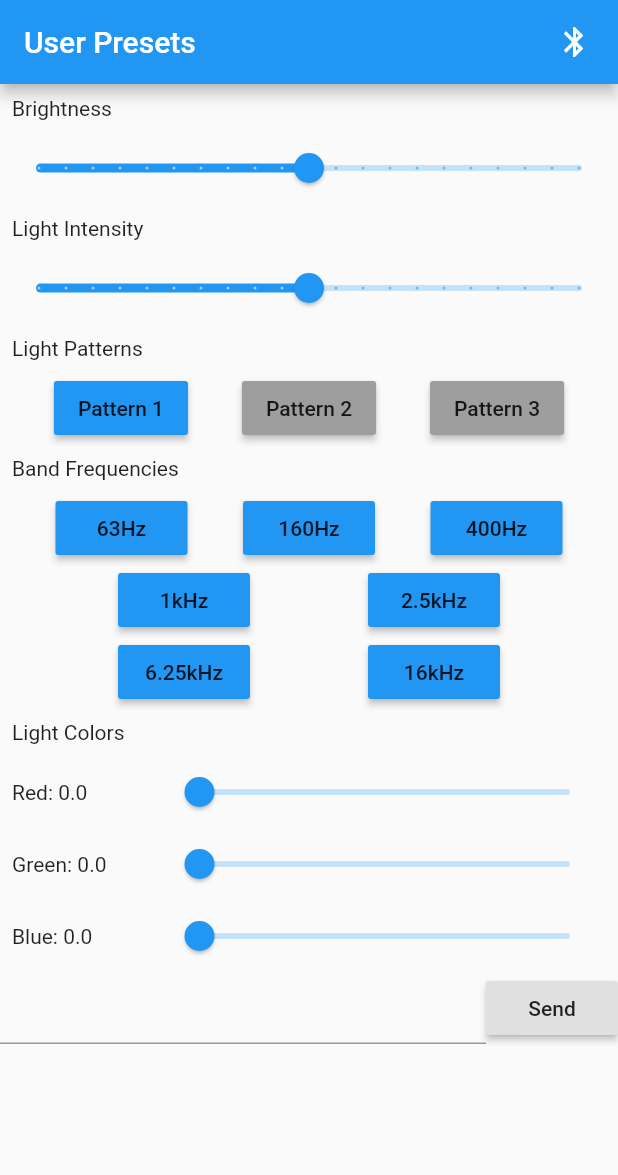
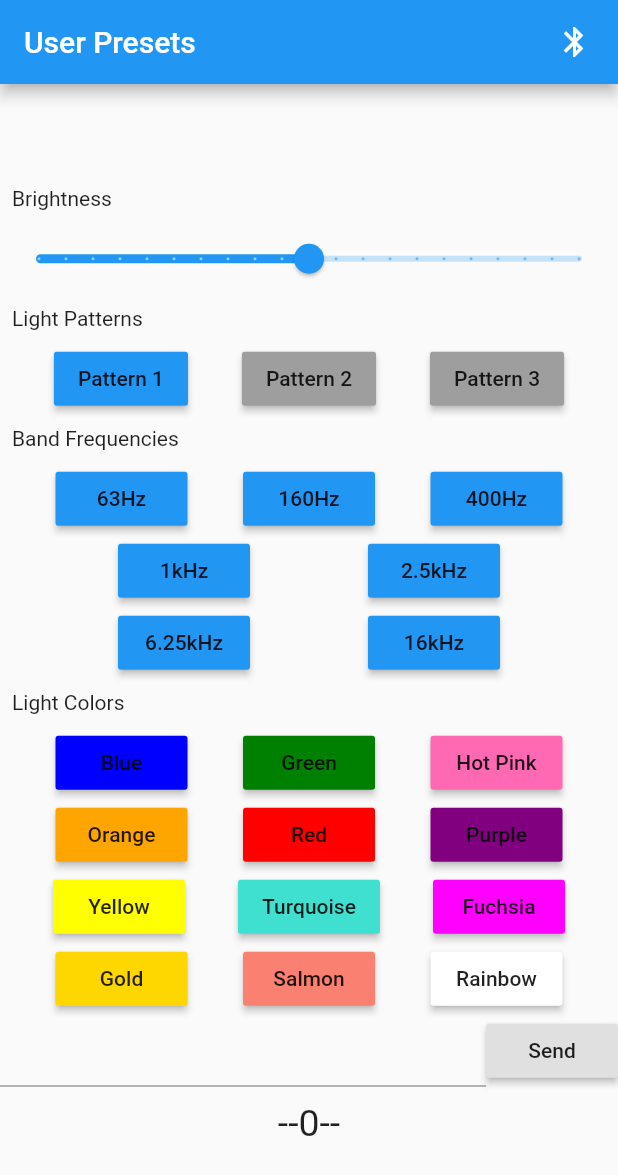
Before and after one commit to James020118/led_strip_controller, a Flutter app: the screen it shows after launch, on a phone screen of 412 x 824 dp. Shown: the top 1175 px of the screen. Run offline on Flutter 3.47's test engine with Material 2 defaults, Android fonts, the phone set to English and light mode, and no system bars; our stand-ins replace flutter_blue.

Commit message:
minor improvement

```diff
--- a/lib/PresetsPage.dart
+++ b/lib/PresetsPage.dart
@@ -11,14 +11,9 @@ class PresetsPage extends StatefulWidget {
 
 class _PresetsPageState extends State<PresetsPage> {
   double _brightnessSliderValue = 50;
-  double _lightIntensitySliderValue = 50;
 
   List<bool> _patternsSelected = [true, false, false];
   List<bool> _frequenciesSelected = [true, true, true, true, true, true, true];
-
-  double _lightR = 0;
-  double _lightG = 0;
-  double _lightB = 0;
 
   void _togglePattern(int index) {
     for (int i = 0; i < 3; i++) {
@@ -28,7 +23,7 @@ class _PresetsPageState extends State<PresetsPage> {
   }
 
   String val;
-  var bluetoothCharacteristic;
+  //var bluetoothCharacteristic;
 
   @override
   Widget build(BuildContext context) {
@@ -47,6 +42,7 @@ class _PresetsPageState extends State<PresetsPage> {
         ],
       ),
       body: Center(
+        child: SingleChildScrollView(
           child: Column(
             mainAxisAlignment: MainAxisAlignment.start,
             crossAxisAlignment: CrossAxisAlignment.stretch,
@@ -65,24 +61,6 @@ class _PresetsPageState extends State<PresetsPage> {
                 onChanged: (double value) {
                   setState(() {
                     _brightnessSliderValue = value;
-                });
-              },
-            ),
-            // -----------------------------------------------
-            // Light Intensity selection
-            Padding(
-              padding: const EdgeInsets.all(8.0),
-              child: Text("Light Intensity"),
-            ),
-            Slider(
-              value: _lightIntensitySliderValue,
-              min: 0,
-              max: 100,
-              divisions: 20,
-              label: _lightIntensitySliderValue.round().toString(),
-              onChanged: (double value) {
-                setState(() {
-                  _lightIntensitySliderValue = value;
                   });
                 },
               ),
@@ -213,92 +191,129 @@ class _PresetsPageState extends State<PresetsPage> {
               ),
               // -------------------------------------------------
               // Light Colors
-            // TODO: USE PRESET COLORS
+              // Preset Colors:
+              // Blue, Green, Hot Pink
               Padding(
                 padding: const EdgeInsets.all(8.0),
                 child: Text("Light Colors"),
               ),
-            Padding(
-              padding: const EdgeInsets.symmetric(horizontal: 8),
-              child: Row(
+
+              Row(
                 mainAxisAlignment: MainAxisAlignment.spaceEvenly,
                 children: [
-                  Expanded(
-                    flex: 1,
-                    child: Text("Red: $_lightR"),
+                  RaisedButton(
+                    color: Color(0xFF0000FF),
+                    onPressed: () {
+                      setState(() {});
+                    },
+                    child: Text("Blue"),
                   ),
-                  Expanded(
-                    flex: 3,
-                    child: Slider(
-                      value: _lightR,
-                      min: 0,
-                      max: 255,
-                      divisions: 255,
-                      label: _lightR.round().toString(),
-                      onChanged: (double value) {
-                        setState(() {
-                          _lightR = value;
-                        });
+                  RaisedButton(
+                    color: Color(0xFF008000),
+                    onPressed: () {
+                      setState(() {});
                     },
+                    child: Text("Green"),
                   ),
+                  RaisedButton(
+                    color: Color(0xFFFF69B4),
+                    onPressed: () {
+                      setState(() {});
+                    },
+                    child: Text("Hot Pink"),
                   ),
                 ],
               ),
-            ),
-            Padding(
-              padding: const EdgeInsets.symmetric(horizontal: 8),
-              child: Row(
+
+              // Preset Colors:
+              // Orange, Red, Purple
+              Row(
                 mainAxisAlignment: MainAxisAlignment.spaceEvenly,
                 children: [
-                  Expanded(
-                    flex: 1,
-                    child: Text("Green: $_lightG"),
+                  RaisedButton(
+                    color: Color(0xFFFFA500),
+                    onPressed: () {
+                      setState(() {});
+                    },
+                    child: Text("Orange"),
                   ),
-                  Expanded(
-                    flex: 3,
-                    child: Slider(
-                      value: _lightG,
-                      min: 0,
-                      max: 255,
-                      divisions: 255,
-                      label: _lightG.round().toString(),
-                      onChanged: (double value) {
-                        setState(() {
-                          _lightG = value;
-                        });
+                  RaisedButton(
+                    color: Color(0xFFFF0000),
+                    onPressed: () {
+                      setState(() {});
                     },
+                    child: Text("Red"),
                   ),
+                  RaisedButton(
+                    color: Color(0xFF800080),
+                    onPressed: () {
+                      setState(() {});
+                    },
+                    child: Text("Purple"),
                   ),
                 ],
               ),
-            ),
-            Padding(
-              padding: const EdgeInsets.symmetric(horizontal: 8),
-              child: Row(
+
+              // Preset Colors:
+              // Yellow, Turquoise, Fuchsia,
+              Row(
                 mainAxisAlignment: MainAxisAlignment.spaceEvenly,
                 children: [
-                  Expanded(
-                    flex: 1,
-                    child: Text("Blue: $_lightB"),
+                  RaisedButton(
+                    color: Color(0xFFFFFF00),
+                    onPressed: () {
+                      setState(() {});
+                    },
+                    child: Text("Yellow"),
                   ),
-                  Expanded(
-                    flex: 3,
-                    child: Slider(
-                      value: _lightB,
-                      min: 0,
-                      max: 255,
-                      divisions: 255,
-                      label: _lightB.round().toString(),
-                      onChanged: (double value) {
-                        setState(() {
-                          _lightB = value;
-                        });
+                  RaisedButton(
+                    color: Color(0xFF40E0D0),
+                    onPressed: () {
+                      setState(() {});
                     },
+                    child: Text("Turquoise"),
                   ),
+                  RaisedButton(
+                    color: Color(0xFFFF00FF),
+                    onPressed: () {
+                      setState(() {});
+                    },
+                    child: Text("Fuchsia"),
                   ),
                 ],
               ),
+
+              // Preset Colors:
+              // Gold, Salmon, Rainbow
+              Row(
+                mainAxisAlignment: MainAxisAlignment.spaceEvenly,
+                children: [
+                  RaisedButton(
+                    color: Color(0xFFFFD700),
+                    onPressed: () {
+                      setState(() {});
+                    },
+                    child: Text("Gold"),
                   ),
+                  RaisedButton(
+                    color: Color(0xFFFA8072),
+                    onPressed: () {
+                      setState(() {});
+                    },
+                    child: Text("Salmon"),
+                  ),
+                  RaisedButton(
+                    color: Colors.white,
+                    onPressed: () {
+                      setState(() {});
+                    },
+                    child: Text("Rainbow"),
+                  ),
+                ],
+              ),
+
+              // -------------------------------------------------
+              // the textfield to control onboard led
               Row(
                 children: [
                   Expanded(
@@ -311,26 +326,30 @@ class _PresetsPageState extends State<PresetsPage> {
                   RaisedButton(
                     child: Text("Send"),
                     onPressed: () async {
-                    if (globals.connectedDevice != null) {
-                      List<BluetoothService> services = await globals.connectedDevice.discoverServices();
-                      services.forEach((service) {
-                        List<BluetoothCharacteristic> blueChar = service.characteristics;
-                        blueChar.forEach((bc) {
-                          if (bc.uuid.toString().compareTo("0000ffe1-0000-1000-8000-00805f9b34fb") == 0) {
-                            bluetoothCharacteristic = bc;
-                            print("Characteristic found! ...");
+                      if (globals.bluetoothCharacteristic != null) {
+                        await globals.bluetoothCharacteristic.write(utf8.encode(val), withoutResponse: true);
                       }
-                        });
-                      });
-                    }
-
-                    await bluetoothCharacteristic.write(utf8.encode(val), withoutResponse: true);
                       print("Data transmission successful....");
                     },
                   )
                 ],
               ),
+              SizedBox(
+                height: 10,
+              ),
+              Row(
+                mainAxisAlignment: MainAxisAlignment.center,
+                children: [
+                  Text(
+                    "--${globals.t}--",
+                    style: TextStyle(
+                      fontSize: 25,
+                    ),
+                  ),
                 ],
+              ),
+            ],
+          ),
         ),
       ),
     );
--- a/lib/globals.dart
+++ b/lib/globals.dart
@@ -7,3 +7,7 @@ bool isConnected = false;
 List<ScanResult> scanResult = [];
 List<Color> textColors = [];
 var connectedDevice;
+var bluetoothCharacteristic;
+
+// variable for testing
+int t = 0;
```
Also changed, not shown: lib/BluetoothPage.dart (+19 -1 lines), 1 other file. Lines whose indentation alone changed are shown as unchanged.
